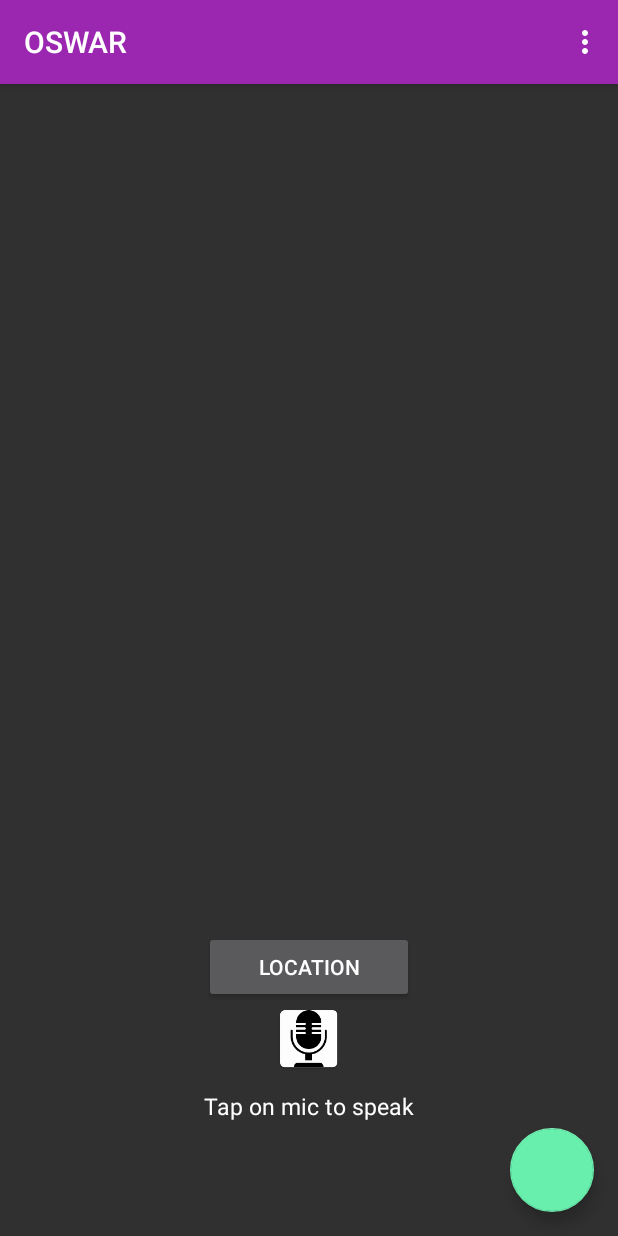
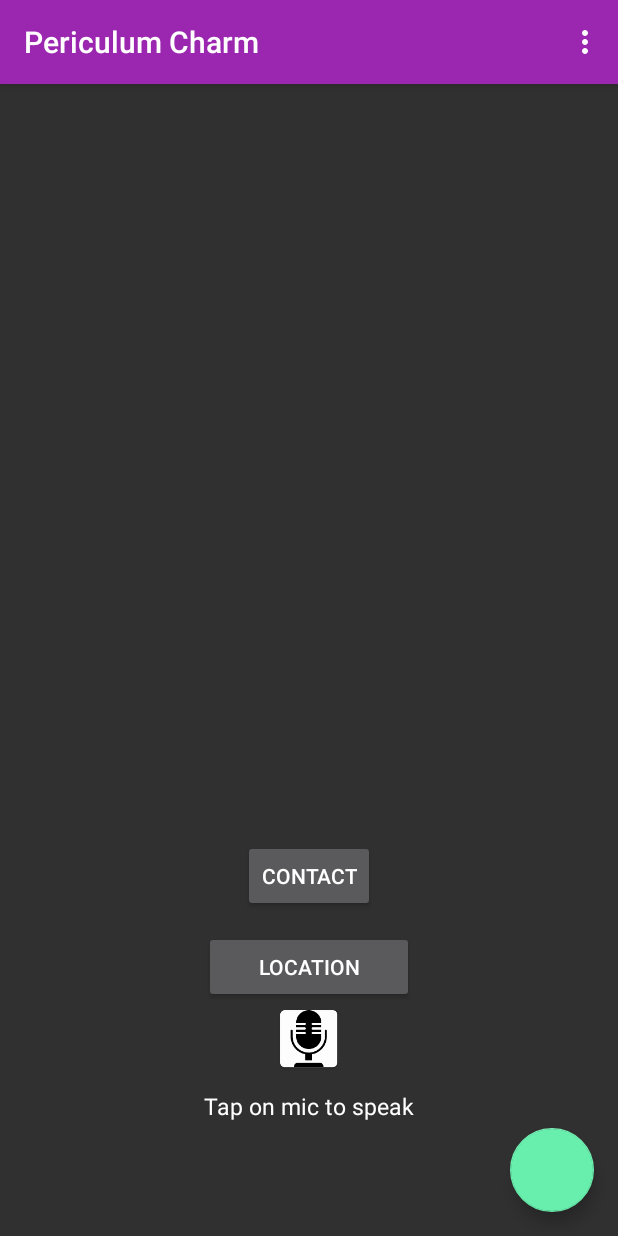
Before and after one commit to ShreyaPrabhu/OSWARS, an Android app: the screen it shows after launch (MainActivity), on a phone screen of 412 x 824 dp. Run offline under Robolectric (Android 15) with nearby library versions, the phone set to English and light mode, and no system bars.

Commit message:
all except geo-decoder

```diff
--- a/app/src/main/AndroidManifest.xml
+++ b/app/src/main/AndroidManifest.xml
@@ -1,8 +1,10 @@
 <?xml version="1.0" encoding="utf-8"?>
 <manifest xmlns:android="http://schemas.android.com/apk/res/android"
     package="com.example.shreyaprabhu.oswar">
-
-    <uses-permission android:name="android.permission.SEND_SMS" />
+    <uses-permission android:name="android.permission.READ_CONTACTS"/>
+    <uses-permission android:name="android.permission.SEND_SMS" /><uses-permission android:name="android.permission.WRITE_EXTERNAL_STORAGE"/>
+    <uses-permission android:name="android.permission.ACCESS_COARSE_LOCATION"/>
+    <uses-permission android:name="android.permission.READ_PROFILE"/>
 
     <!--
          The ACCESS_COARSE/FINE_LOCATION permissions are not required to use
--- /dev/null
+++ b/app/src/main/java/com/example/shreyaprabhu/oswar/ContactsAdapter.java
@@ -0,0 +1,59 @@
+package com.example.shreyaprabhu.oswar;
+
+import android.content.Context;
+import android.support.v7.widget.RecyclerView;
+import android.view.LayoutInflater;
+import android.view.View;
+import android.view.ViewGroup;
+import android.widget.TextView;
+
+import java.util.ArrayList;
+import java.util.List;
+
+/**
+ * Created by Shreya Prabhu on 8/28/2016.
+ */
+public class ContactsAdapter extends RecyclerView.Adapter<ContactsAdapter.MyViewHolder> {
+    private Context mContext;
+    private List<ContactModel> contactList = new ArrayList<>();
+
+    public class MyViewHolder extends RecyclerView.ViewHolder {
+        public TextView contact_name, contact_phone;
+
+        public MyViewHolder(View view) {
+            super(view);
+            contact_name = (TextView) view.findViewById(R.id.contact_name);
+            contact_phone = (TextView) view.findViewById(R.id.contact_phone);
+
+        }
+    }
+
+
+    public ContactsAdapter(Context mContext, List<ContactModel> contactModelList) {
+        this.mContext = mContext;
+        this.contactList = contactModelList;
+    }
+
+    @Override
+    public MyViewHolder onCreateViewHolder(ViewGroup parent, int viewType) {
+        View itemView = LayoutInflater.from(parent.getContext())
+                .inflate(R.layout.contact_item, parent, false);
+
+        return new MyViewHolder(itemView);
+    }
+
+    @Override
+    public void onBindViewHolder(final MyViewHolder holder, int position) {
+        ContactModel contactModel = contactList.get(position);
+        holder.contact_phone.setText(contactModel.getPhone());
+        holder.contact_name.setText(contactModel.getName());
+
+    }
+
+
+    @Override
+    public int getItemCount() {
+        return contactList.size();
+
+    }
+}
--- /dev/null
+++ b/app/src/main/java/com/example/shreyaprabhu/oswar/EventsDbHandler.java
@@ -0,0 +1,94 @@
+package com.example.shreyaprabhu.oswar;
+
+import android.content.ContentValues;
+import android.content.Context;
+import android.database.Cursor;
+import android.database.sqlite.SQLiteDatabase;
+import android.database.sqlite.SQLiteOpenHelper;
+import android.util.Log;
+
+/**
+ * Created by Shreya Prabhu on 8/28/2016.
+ */
+public class EventsDbHandler extends SQLiteOpenHelper{
+
+    public static final String DATABASE_NAME = "contacts.db";
+    private static final int DATABASE_VERSION = 1;
+    public static final String EVENT_TABLE_NAME = "contactdetails";
+    public static final String _id = "_id";
+    public static final String EVENT_COLUMN_NAME = "contact_name";
+    public static final String EVENT_COLUMN_PHONE = "contact_phone";
+    private static final String TAG = "EventsDbHelper.java";
+
+    public EventsDbHandler(Context context) {
+        super(context, DATABASE_NAME, null, DATABASE_VERSION);
+    }
+
+    @Override
+    public void onCreate(SQLiteDatabase db) {
+
+        db.execSQL("CREATE TABLE " + EVENT_TABLE_NAME + "(" +
+                        _id + " INTEGER PRIMARY KEY AUTOINCREMENT, " +
+                        EVENT_COLUMN_NAME + " TEXT, " +
+                        EVENT_COLUMN_PHONE + " TEXT " +
+                        ");"
+
+        );
+        Log.v(TAG, "CREATE" + "CREATED");
+    }
+
+    @Override
+    public void onUpgrade(SQLiteDatabase db, int oldVersion, int newVersion) {
+        db.execSQL("DROP TABLE IF EXISTS " + EVENT_TABLE_NAME);
+        onCreate(db);
+    }
+
+    public boolean insertEvent(String eventname, String eventphone) {
+        SQLiteDatabase db = getWritableDatabase();
+        ContentValues contentValues = new ContentValues();
+        contentValues.put(EVENT_COLUMN_NAME, eventname);
+        contentValues.put(EVENT_COLUMN_PHONE, eventphone);
+        db.insert(EVENT_TABLE_NAME, null, contentValues);
+        return true;
+    }
+
+    public boolean updateEvent(Integer id, String eventname, String eventphone) {
+        SQLiteDatabase db = this.getWritableDatabase();
+        ContentValues contentValues = new ContentValues();
+        contentValues.put(EVENT_COLUMN_NAME, eventname);
+        contentValues.put(EVENT_COLUMN_PHONE, eventphone);
+        db.update(EVENT_TABLE_NAME, contentValues, _id + " = ? ", new String[]{Integer.toString(id)});
+        return true;
+    }
+
+    public int getProfilesCount() {
+        String countQuery = "SELECT  * FROM " + EVENT_TABLE_NAME;
+        SQLiteDatabase db = this.getReadableDatabase();
+        Cursor cursor = db.rawQuery(countQuery, null);
+        int cnt = cursor.getCount();
+        cursor.close();
+        return cnt;
+    }
+
+    public Cursor getEvent(int id) {
+        SQLiteDatabase db = this.getReadableDatabase();
+        Cursor res = db.rawQuery("SELECT * FROM " + EVENT_TABLE_NAME + " WHERE " +
+                _id + "=?", new String[]{Integer.toString(id)});
+        return res;
+    }
+
+    public Cursor getAllEvents() {
+        SQLiteDatabase db = this.getReadableDatabase();
+        Cursor res = db.rawQuery("SELECT * FROM " + EVENT_TABLE_NAME, null);
+        return res;
+    }
+
+    public Integer deleteEvent(Long id) {
+        SQLiteDatabase db = this.getWritableDatabase();
+        return db.delete(EVENT_TABLE_NAME,
+                _id + " = ? ",
+                new String[]{Long.toString(id)});
+    }
+
+
+}
--- a/app/src/main/java/com/example/shreyaprabhu/oswar/MainActivity.java
+++ b/app/src/main/java/com/example/shreyaprabhu/oswar/MainActivity.java
@@ -1,27 +1,37 @@
 package com.example.shreyaprabhu.oswar;
 
+import android.app.Activity;
 import android.content.ActivityNotFoundException;
+import android.content.ContentResolver;
 import android.content.Context;
 import android.content.Intent;
+import android.database.Cursor;
 import android.hardware.Sensor;
 import android.hardware.SensorEvent;
 import android.hardware.SensorEventListener;
 import android.hardware.SensorManager;
+import android.net.Uri;
 import android.os.Bundle;
+import android.provider.ContactsContract;
 import android.speech.RecognizerIntent;
 import android.support.design.widget.FloatingActionButton;
 import android.support.v7.app.AppCompatActivity;
+import android.support.v7.widget.RecyclerView;
 import android.support.v7.widget.Toolbar;
 import android.telephony.SmsManager;
+import android.util.Log;
 import android.view.Menu;
 import android.view.MenuItem;
 import android.view.View;
 import android.widget.Button;
 import android.widget.ImageButton;
+import android.widget.ListView;
+import android.widget.SimpleCursorAdapter;
 import android.widget.TextView;
 import android.widget.Toast;
 
 import java.util.ArrayList;
+import java.util.List;
 import java.util.Locale;
 
 
@@ -40,13 +50,26 @@ public class MainActivity extends AppCompatActivity implements SensorEventListen
     private ImageButton btnSpeak;
     private final int REQ_CODE_SPEECH_INPUT = 100;
 
+
+    //contacts
+    static final int PICK_CONTACT = 1;
+    private Button contact_button;
+    private static final int PERMISSIONS_REQUEST_READ_CONTACTS = 100;
+    private RecyclerView recyclerView;
+    private ContactsAdapter adapter;
+    private List<ContactModel> contactList;
+    Cursor cursor;
+    ListView listview;
+    SimpleCursorAdapter cursorAdapter;
+    EventsDbHandler eventsDbHelper;
+
     //Accelerometer
     //Accelerometer
     private SensorManager senSensorManager;
     private Sensor senaccelerometer;
     private long lastUpdate = 0;
     private float last_x, last_y, last_z;
-    private static final int SHAKE_THRESHOLD = 600;
+    private static final int SHAKE_THRESHOLD = 2000;
     Button b1;
     Context context;
 
@@ -57,6 +80,49 @@ public class MainActivity extends AppCompatActivity implements SensorEventListen
         setContentView(R.layout.activity_main);
 
 
+        //recyclerView = (RecyclerView) findViewById(R.id.recycler_view);
+
+        contactList = new ArrayList<>();
+        adapter = new ContactsAdapter(MainActivity.this, contactList);
+        //recyclerView = (RecyclerView) findViewById(R.id.recycler_view);
+        listview = (ListView) findViewById(R.id.list_view);
+        /*recyclerView.setLayoutManager(new GridLayoutManager(MainActivity.this, 1));
+        recyclerView.setAdapter(adapter);*/
+        eventsDbHelper = new EventsDbHandler(this);
+
+        cursor = eventsDbHelper.getAllEvents();
+        String[] columns = new String[]{
+                EventsDbHandler.EVENT_COLUMN_NAME,
+                EventsDbHandler.EVENT_COLUMN_PHONE
+
+        };
+
+
+        int[] widgets = new int[]{
+                R.id.contact_name,
+                R.id.contact_phone
+        };
+
+        cursorAdapter = new SimpleCursorAdapter(this, R.layout.contact_item,
+                cursor, columns, widgets, 0);
+        listview.setAdapter(cursorAdapter);
+
+
+        contact_button = (Button)findViewById(R.id.contact_button);
+        contact_button.setOnClickListener(new View.OnClickListener() {
+            @Override
+            public void onClick(View v) {
+                /*if (Build.VERSION.SDK_INT >= Build.VERSION_CODES.M && checkSelfPermission(Manifest.permission.READ_CONTACTS) != PackageManager.PERMISSION_GRANTED) {
+                    requestPermissions(new String[]{Manifest.permission.READ_CONTACTS}, PERMISSIONS_REQUEST_READ_CONTACTS);
+                    //After this point you wait for callback in onRequestPermissionsResult(int, String[], int[]) overriden method
+                }
+                else{*/
+                Intent intent = new Intent(Intent.ACTION_PICK, ContactsContract.Contacts.CONTENT_URI);
+                startActivityForResult(intent, PICK_CONTACT);
+                // }
+
+            }
+        });
         b1 = (Button) findViewById(R.id.button2);
         b1.setOnClickListener(new View.OnClickListener() {
 
@@ -128,6 +194,51 @@ public class MainActivity extends AppCompatActivity implements SensorEventListen
         super.onActivityResult(requestCode, resultCode, data);
 
         switch (requestCode) {
+            case (PICK_CONTACT):
+                if (resultCode == Activity.RESULT_OK) {
+
+                    Uri contactData = data.getData();
+                    ContentResolver contentResolver = getContentResolver();
+                    Cursor c = contentResolver.query(contactData, null, null, null, null);
+                    if (c.moveToFirst()) {
+                        String cNumber = new String();
+
+                        String id = c.getString(c.getColumnIndexOrThrow(ContactsContract.Contacts._ID));
+
+                        String hasPhone = c.getString(c.getColumnIndex(ContactsContract.Contacts.HAS_PHONE_NUMBER));
+
+                        if (hasPhone.equalsIgnoreCase("1")) {
+
+                            Cursor phones = getContentResolver().query(
+                                    ContactsContract.CommonDataKinds.Phone.CONTENT_URI, null,
+                                    ContactsContract.CommonDataKinds.Phone.CONTACT_ID + " = " + id,
+                                    null, null);
+                            phones.moveToFirst();
+                            cNumber = phones.getString(phones.getColumnIndex("data1"));
+
+                        }
+                        String name = c.getString(c.getColumnIndex(ContactsContract.Contacts.DISPLAY_NAME));
+
+                        Log.d("number", cNumber);
+                        Log.d("name", name);
+                        ContactModel contactModel  = new ContactModel();
+                        contactModel.setName(name);
+                        contactModel.setPhone(cNumber);
+                        contactList.add(contactModel);
+                        if (eventsDbHelper.insertEvent(contactModel.getName(),contactModel.getPhone())) {
+                            Toast.makeText(getApplicationContext(), "Event Added", Toast.LENGTH_SHORT).show();
+                            cursorAdapter.notifyDataSetChanged();
+                            cursor.requery();
+
+                        } else {
+                            Toast.makeText(getApplicationContext(), "Could not Add Event", Toast.LENGTH_SHORT).show();
+                        }
+                        //adapter.notifyDataSetChanged();
+
+                    }
+                }
+                break;
+
             case REQ_CODE_SPEECH_INPUT: {
                 if (resultCode == RESULT_OK && null != data) {
 
--- a/app/src/main/java/com/example/shreyaprabhu/oswar/MapsActivity.java
+++ b/app/src/main/java/com/example/shreyaprabhu/oswar/MapsActivity.java
@@ -13,8 +13,8 @@ import com.google.android.gms.maps.model.MarkerOptions;
 public class MapsActivity extends FragmentActivity implements OnMapReadyCallback {
 
     private GoogleMap mMap;
-    private double lat=12.696969;
-    private double lon=77.6969696;
+    private double lat=12.97494;
+    private double lon=77.605328;
 
     @Override
     protected void onCreate(Bundle savedInstanceState) {
--- a/app/src/main/res/layout/main_content.xml
+++ b/app/src/main/res/layout/main_content.xml
@@ -11,17 +11,39 @@
     app:layout_behavior="@string/appbar_scrolling_view_behavior"
     tools:context="info.androidhive.fab.MainActivity"
     tools:showIn="@layout/activity_main">
+    <LinearLayout
+        android:layout_width="match_parent"
+        android:layout_height="wrap_content"
+        android:layout_alignParentBottom="true"
+        android:layout_centerHorizontal="true"
+        android:layout_marginBottom="200dp"
+        android:gravity="center"
+        android:orientation="vertical" >
+        <TextView
+            android:id="@+id/txtSpeechInput"
+            android:layout_width="match_parent"
+            android:layout_height="wrap_content"
 
-    <TextView
-        android:id="@+id/txtSpeechInput"
-        android:layout_width="wrap_content"
-        android:layout_height="wrap_content"
-        android:layout_alignParentTop="true"
-        android:layout_centerHorizontal="true"
-        android:layout_marginTop="100dp"
-        android:textColor="@color/white"
-        android:textSize="26dp"
-        android:textStyle="normal" />
+
+            android:textColor="@color/white"
+            android:textSize="26dp"
+            android:textStyle="normal" />
+        <Button
+            android:id="@+id/contact_button"
+            android:layout_width="wrap_content"
+            android:layout_height="wrap_content"
+            android:layout_alignParentLeft="true"
+            android:layout_alignParentStart="true"
+            android:layout_alignParentTop="true"
+            android:text="contact" />
+
+        <ListView
+            android:id="@+id/list_view"
+            android:layout_width="match_parent"
+            android:layout_height="wrap_content">
+
+        </ListView>
+    </LinearLayout>
 
     <LinearLayout
         android:layout_width="wrap_content"
--- a/app/src/main/res/values/strings.xml
+++ b/app/src/main/res/values/strings.xml
@@ -1,5 +1,5 @@
 <resources>
-    <string name="app_name">OSWAR</string>
+    <string name="app_name">Periculum Charm</string>
 
     <string name="action_settings">Settings</string>
 
```
Also changed, not shown: app/src/main/java/com/example/shreyaprabhu/oswar/ContactModel.java (added, +26 -0 lines), app/src/main/res/layout/contact_item.xml (added, +22 -0 lines), 2 other files.
